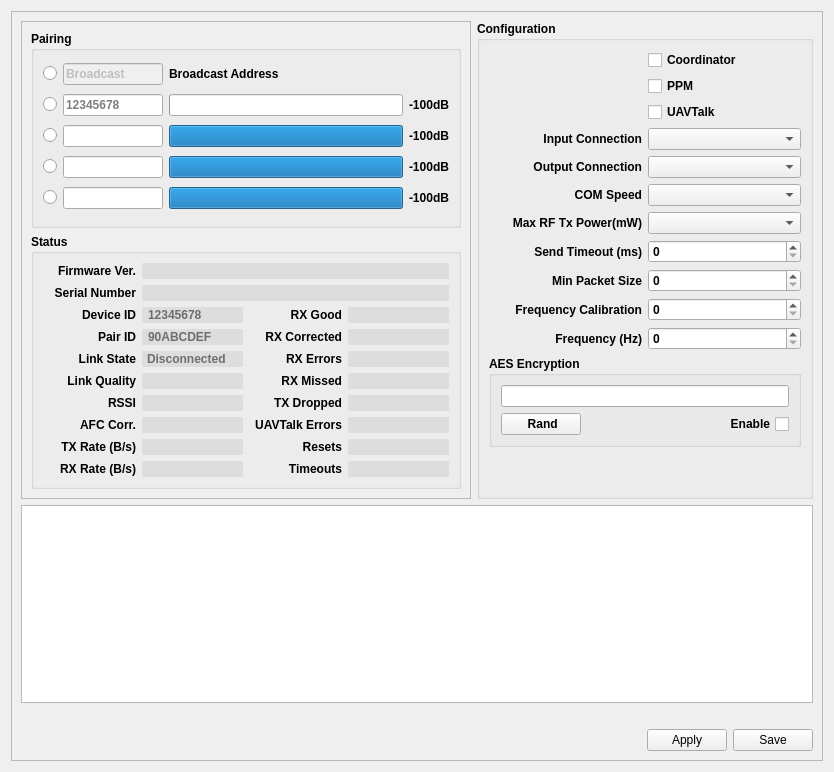
Above: ground/openpilotgcs/src/plugins/config/pipxtreme.ui from openpilot/OpenPilot before the change. Below: the same form after it.
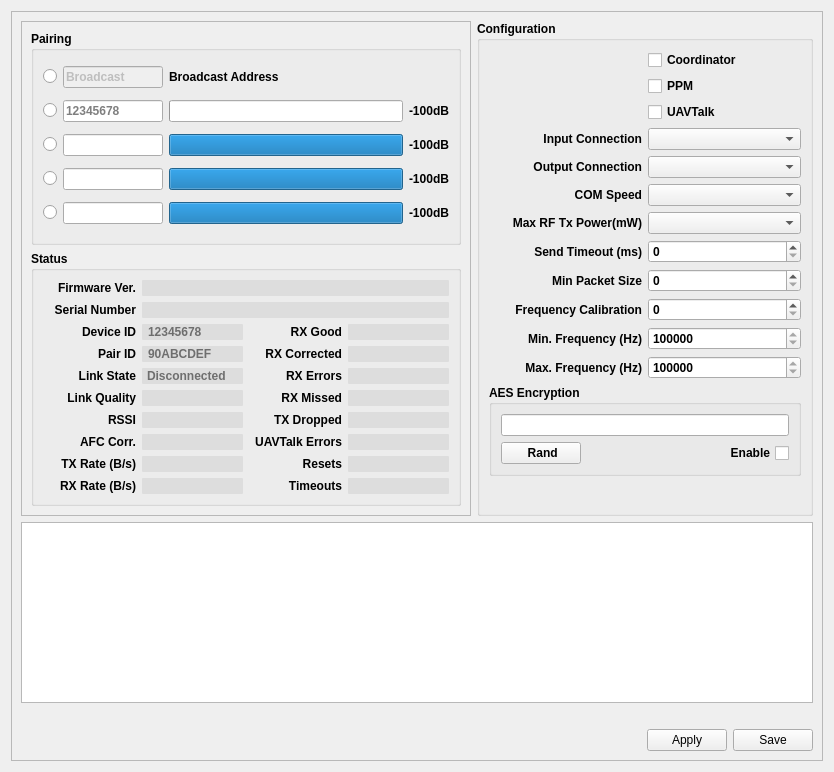
That is the form after the change. Icons and pictures are not drawn.

What changed in the file:
```diff
--- a/ground/openpilotgcs/src/plugins/config/pipxtreme.ui
+++ b/ground/openpilotgcs/src/plugins/config/pipxtreme.ui
@@ -1532,7 +1532,7 @@
          <item row="10" column="0">
           <widget class="QLabel" name="label_5">
            <property name="text">
-            <string>Frequency (Hz)</string>
+            <string>Min. Frequency (Hz)</string>
            </property>
            <property name="alignment">
             <set>Qt::AlignRight|Qt::AlignTrailing|Qt::AlignVCenter</set>
@@ -1563,7 +1563,7 @@
             <bool>true</bool>
            </property>
            <property name="minimum">
-            <number>0</number>
+            <number>400000000</number>
            </property>
            <property name="maximum">
             <number>1000000000</number>
@@ -1573,7 +1573,51 @@
            </property>
           </widget>
          </item>
-         <item row="11" column="0" colspan="2">
+         <item row="11" column="0">
+          <widget class="QLabel" name="MaxFrequencyLabel">
+           <property name="text">
+            <string>Max. Frequency (Hz)</string>
+           </property>
+           <property name="alignment">
+            <set>Qt::AlignRight|Qt::AlignTrailing|Qt::AlignVCenter</set>
+           </property>
+          </widget>
+         </item>
+         <item row="11" column="1">
+          <widget class="QSpinBox" name="MaxFrequency">
+           <property name="sizePolicy">
+            <sizepolicy hsizetype="Preferred" vsizetype="Fixed">
+             <horstretch>0</horstretch>
+             <verstretch>0</verstretch>
+            </sizepolicy>
+           </property>
+           <property name="maximumSize">
+            <size>
+             <width>16777215</width>
+             <height>16777215</height>
+            </size>
+           </property>
+           <property name="toolTip">
+            <string>Set the modems maximum RF carrier frequency</string>
+           </property>
+           <property name="alignment">
+            <set>Qt::AlignLeading|Qt::AlignLeft|Qt::AlignVCenter</set>
+           </property>
+           <property name="accelerated">
+            <bool>true</bool>
+           </property>
+           <property name="minimum">
+            <number>400000000</number>
+           </property>
+           <property name="maximum">
+            <number>1000000000</number>
+           </property>
+           <property name="singleStep">
+            <number>100000</number>
+           </property>
+          </widget>
+         </item>
+         <item row="12" column="0" colspan="2">
           <widget class="QGroupBox" name="groupBox_4">
            <property name="title">
             <string>AES Encryption</string>
@@ -1642,7 +1686,7 @@
            </layout>
           </widget>
          </item>
-         <item row="12" column="0">
+         <item row="13" column="0">
           <spacer name="verticalSpacer">
            <property name="orientation">
             <enum>Qt::Vertical</enum>
```
Left out of the diff: 8 changed lines with no effect on the pictures.
